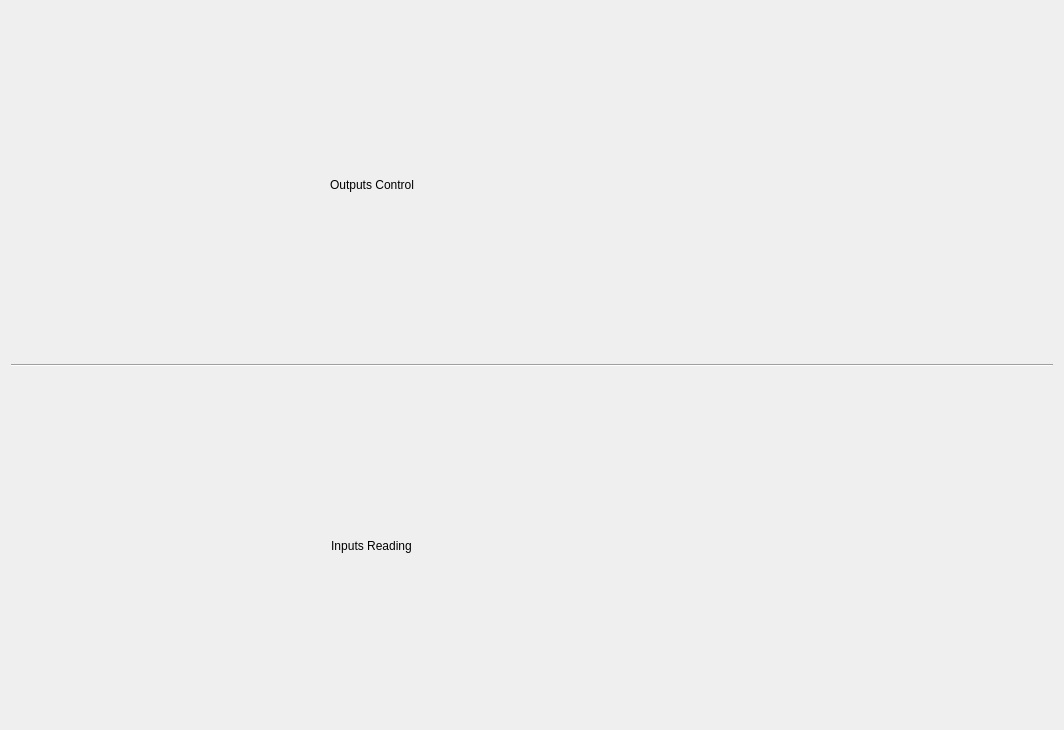
This is gui/piratscs_gui/ui/modules/modpiratsinout/modpiratsinout_big.ui in Nasker/PiratsZMQCS as Qt 5 draws it before an edit. The edited form follows.
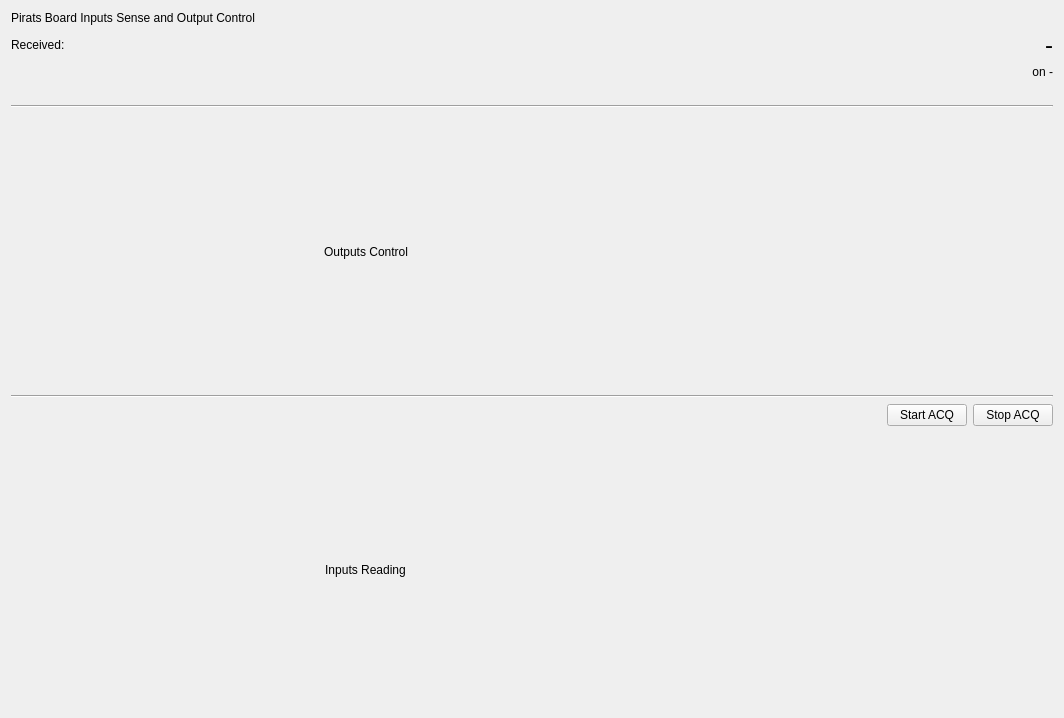
This is the edited form.

Commit message: Inputs and Outputs module integrated all over,issue not receiving value still

```diff
--- a/gui/piratscs_gui/ui/modules/modpiratsinout/modpiratsinout_big.ui
+++ b/gui/piratscs_gui/ui/modules/modpiratsinout/modpiratsinout_big.ui
@@ -7,13 +7,103 @@
     <x>0</x>
     <y>0</y>
     <width>1064</width>
-    <height>730</height>
+    <height>718</height>
    </rect>
   </property>
   <property name="windowTitle">
    <string>Pirats Ins And Outs Module</string>
   </property>
   <layout class="QVBoxLayout" name="verticalLayout_11">
+   <item>
+    <layout class="QVBoxLayout" name="verticalLayout_3">
+     <item>
+      <widget class="QLabel" name="label">
+       <property name="text">
+        <string>Pirats Board Inputs Sense and Output Control</string>
+       </property>
+      </widget>
+     </item>
+     <item>
+      <layout class="QVBoxLayout" name="verticalLayout_4">
+       <item>
+        <layout class="QHBoxLayout" name="horizontalLayout_3">
+         <item>
+          <widget class="QLabel" name="label_6">
+           <property name="text">
+            <string>Received:</string>
+           </property>
+          </widget>
+         </item>
+         <item>
+          <spacer name="horizontalSpacer_8">
+           <property name="orientation">
+            <enum>Qt::Horizontal</enum>
+           </property>
+           <property name="sizeHint" stdset="0">
+            <size>
+             <width>40</width>
+             <height>20</height>
+            </size>
+           </property>
+          </spacer>
+         </item>
+         <item>
+          <widget class="QLabel" name="lbl_set_channel_recvd">
+           <property name="minimumSize">
+            <size>
+             <width>150</width>
+             <height>0</height>
+            </size>
+           </property>
+           <property name="font">
+            <font>
+             <pointsize>18</pointsize>
+            </font>
+           </property>
+           <property name="text">
+            <string>-</string>
+           </property>
+           <property name="alignment">
+            <set>Qt::AlignRight|Qt::AlignTrailing|Qt::AlignVCenter</set>
+           </property>
+          </widget>
+         </item>
+        </layout>
+       </item>
+       <item>
+        <widget class="QLabel" name="lbl_set_channel_recvd_on">
+         <property name="text">
+          <string>on -</string>
+         </property>
+         <property name="alignment">
+          <set>Qt::AlignRight|Qt::AlignTrailing|Qt::AlignVCenter</set>
+         </property>
+        </widget>
+       </item>
+       <item>
+        <spacer name="horizontalSpacer_7">
+         <property name="orientation">
+          <enum>Qt::Horizontal</enum>
+         </property>
+         <property name="sizeHint" stdset="0">
+          <size>
+           <width>40</width>
+           <height>20</height>
+          </size>
+         </property>
+        </spacer>
+       </item>
+      </layout>
+     </item>
+    </layout>
+   </item>
+   <item>
+    <widget class="Line" name="line_2">
+     <property name="orientation">
+      <enum>Qt::Horizontal</enum>
+     </property>
+    </widget>
+   </item>
    <item>
     <layout class="QVBoxLayout" name="verticalLayout">
      <item>
@@ -63,6 +153,19 @@
        <item>
         <layout class="QGridLayout" name="outputs_gridLayout"/>
        </item>
+       <item>
+        <spacer name="verticalSpacer">
+         <property name="orientation">
+          <enum>Qt::Vertical</enum>
+         </property>
+         <property name="sizeHint" stdset="0">
+          <size>
+           <width>20</width>
+           <height>40</height>
+          </size>
+         </property>
+        </spacer>
+       </item>
        <item>
         <spacer name="horizontalSpacer_5">
          <property name="orientation">
@@ -87,6 +190,37 @@
      </property>
     </widget>
    </item>
+   <item>
+    <layout class="QHBoxLayout" name="horizontalLayout_4">
+     <item>
+      <spacer name="horizontalSpacer_9">
+       <property name="orientation">
+        <enum>Qt::Horizontal</enum>
+       </property>
+       <property name="sizeHint" stdset="0">
+        <size>
+         <width>40</width>
+         <height>20</height>
+        </size>
+       </property>
+      </spacer>
+     </item>
+     <item>
+      <widget class="QPushButton" name="start_acq_btn">
+       <property name="text">
+        <string>Start ACQ</string>
+       </property>
+      </widget>
+     </item>
+     <item>
+      <widget class="QPushButton" name="stop_acq_btn">
+       <property name="text">
+        <string>Stop ACQ</string>
+       </property>
+      </widget>
+     </item>
+    </layout>
+   </item>
    <item>
     <layout class="QVBoxLayout" name="verticalLayout_2">
      <item>
@@ -136,6 +270,19 @@
        <item>
         <layout class="QGridLayout" name="inputs_gridLayout"/>
        </item>
+       <item>
+        <spacer name="verticalSpacer_2">
+         <property name="orientation">
+          <enum>Qt::Vertical</enum>
+         </property>
+         <property name="sizeHint" stdset="0">
+          <size>
+           <width>20</width>
+           <height>40</height>
+          </size>
+         </property>
+        </spacer>
+       </item>
        <item>
         <spacer name="horizontalSpacer_6">
          <property name="orientation">
```
The commit also changes 10 other files.
